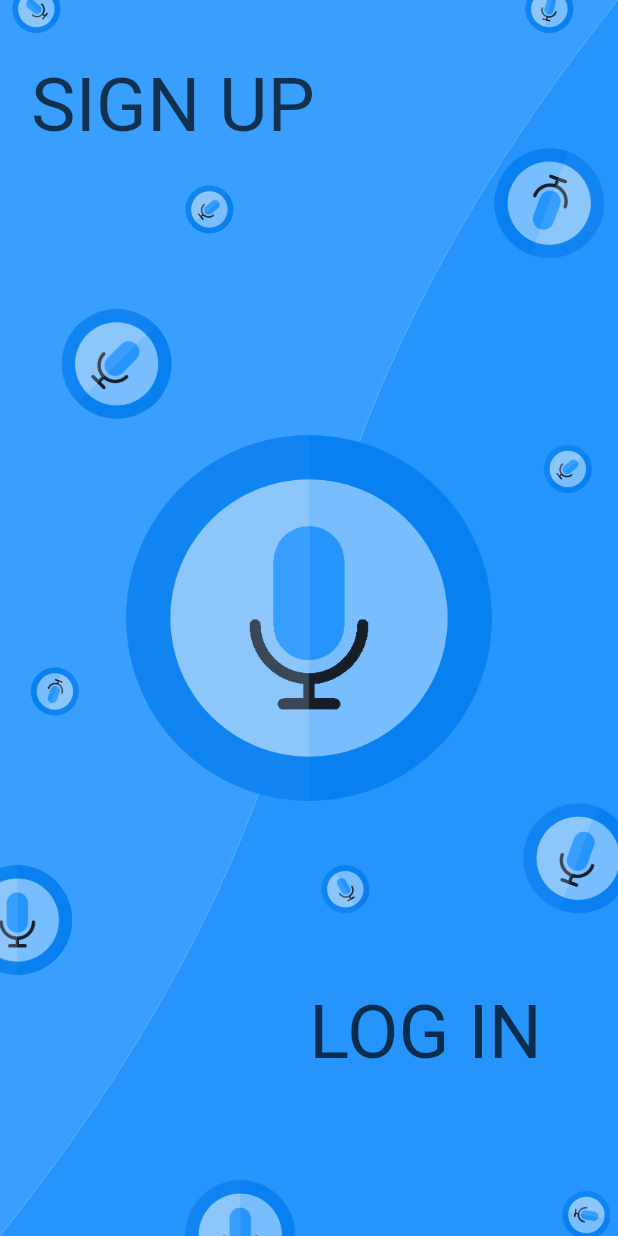
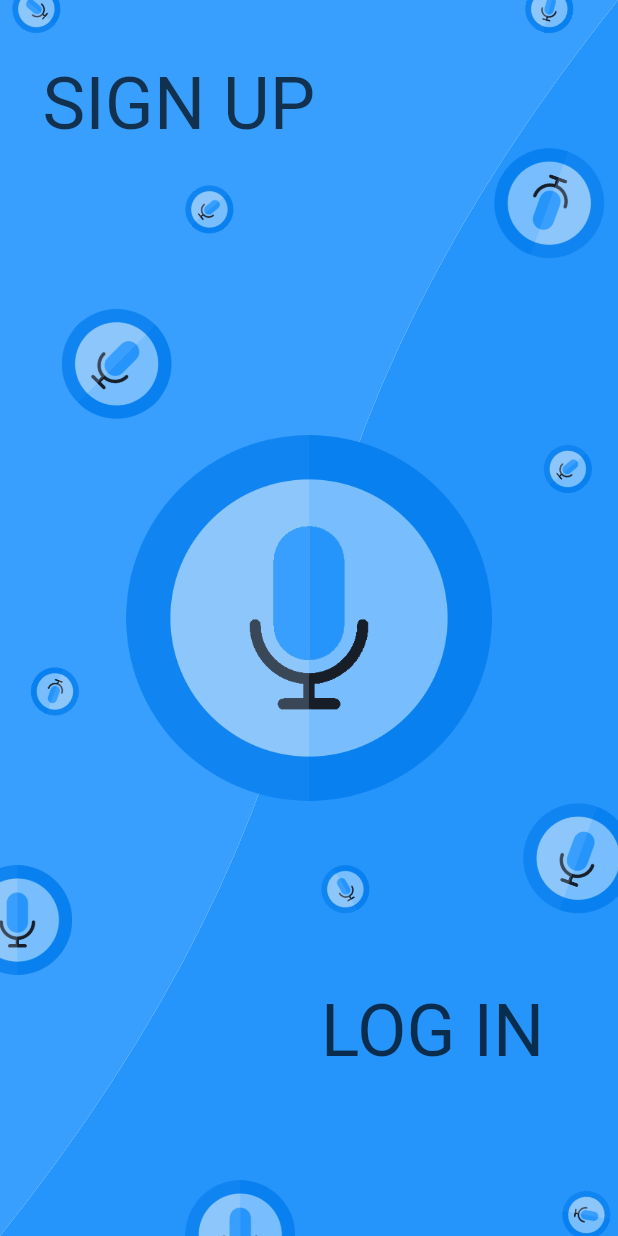
Before and after one commit to mstrDHIA/Voice-Money, a Flutter app: the screen it shows after launch, on a phone screen of 412 x 824 dp. Run offline on Flutter 3.47's test engine with Material 2 defaults, Android fonts, the light colour scheme and no system bars; our stand-ins replace get.

Commit message:
system ui and start buttons

```diff
--- a/lib/views/screens/startPage.dart
+++ b/lib/views/screens/startPage.dart
@@ -24,27 +24,36 @@ class StartPage extends StatelessWidget {
             ),
           ),
           Positioned(
+            child: FlatButton(
+              onPressed: () {  },
               child: Opacity(opacity: 0.8,
                 child: Text(
                   "SIGN UP",
                   style: TextStyle(
-                  fontSize: 50,
+                    fontSize: 48,
+                    fontWeight: FontWeight.w400
 
                   ),
                 ),
               ),
-            left: devicewidth * 0.05,
+            ),
+            left: devicewidth * 0.03,
             top: deviceheight*0.05,
           ),
           Positioned(
+            child: FlatButton(
+              onPressed: () {  },
               child: Opacity(opacity: 0.8,
                 child: Text(
                   "LOG IN",
+
                   style: TextStyle(
-                  fontSize: 50
+                    fontSize: 48,
+                    fontWeight: FontWeight.w400
                     ),)
                 ),
-            left: devicewidth * 0.5,
+            ),
+            left: devicewidth * 0.48,
             top: deviceheight*0.8,
           ),
           Center(
```
Also changed, not shown: lib/main.dart (+9 -0 lines). Lines whose indentation alone changed are shown as unchanged.
